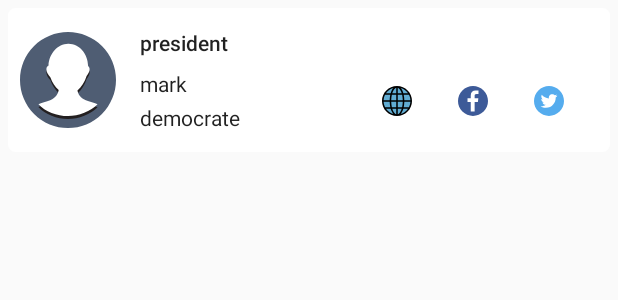
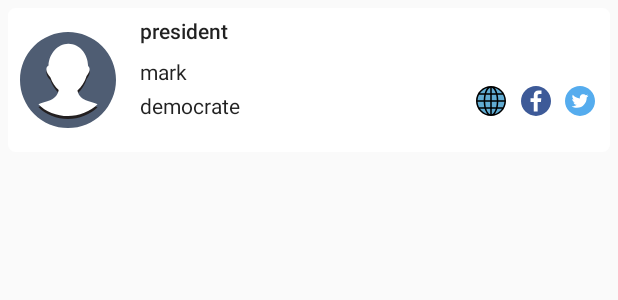
Before and after one commit to markhuang0521/CivicAPI, an Android app: the layout item_representative.xml on its own in the app's theme, with its tools: preview values and no code run, on a phone screen of 412 x 824 dp. Shown: the top 300 px of the screen. Run offline under Robolectric (Android 15) with nearby library versions, the phone set to English and light mode, and no system bars.

```diff
--- a/app/src/main/java/com/example/android/politicalpreparedness/database/ElectionDatabase.kt
+++ b/app/src/main/java/com/example/android/politicalpreparedness/database/ElectionDatabase.kt
@@ -7,9 +7,9 @@ import androidx.room.RoomDatabase
 import androidx.room.TypeConverters
 import com.example.android.politicalpreparedness.network.models.Election
 
-@Database(entities = [Election::class], version = 1, exportSchema = false)
+@Database(entities = [Election::class], version = 3, exportSchema = false)
 @TypeConverters(Converters::class)
-abstract class ElectionDatabase: RoomDatabase() {
+abstract class ElectionDatabase : RoomDatabase() {
 
     abstract val electionDao: ElectionDao
 
--- a/app/src/main/java/com/example/android/politicalpreparedness/election/ElectionsFragment.kt
+++ b/app/src/main/java/com/example/android/politicalpreparedness/election/ElectionsFragment.kt
@@ -14,11 +14,11 @@ import com.example.android.politicalpreparedness.databinding.FragmentElectionBin
 import com.example.android.politicalpreparedness.election.adapter.ElectionListAdapter
 import com.example.android.politicalpreparedness.election.adapter.ElectionListener
 import com.example.android.politicalpreparedness.utils.setDisplayHomeAsUpEnabled
+import com.example.android.politicalpreparedness.utils.setTitle
 import org.koin.androidx.viewmodel.ext.android.viewModel
 
 class ElectionsFragment : BaseFragment() {
 
-    //TODO: Declare ViewModel
     private lateinit var binding: FragmentElectionBinding
     override val _viewModel: ElectionsViewModel by viewModel()
     private lateinit var upcomingAdapter: ElectionListAdapter
@@ -32,6 +32,7 @@ class ElectionsFragment : BaseFragment() {
         binding = DataBindingUtil.inflate(inflater, R.layout.fragment_election, container, false)
         binding.viewModel = _viewModel
         setDisplayHomeAsUpEnabled(true)
+        setTitle("Future Elections")
 
         return binding.root
 
--- a/app/src/main/java/com/example/android/politicalpreparedness/election/ElectionsViewModel.kt
+++ b/app/src/main/java/com/example/android/politicalpreparedness/election/ElectionsViewModel.kt
@@ -24,6 +24,7 @@ class ElectionsViewModel(app: Application, private val repository: ElectionDataS
             repository.refreshElection()
 
         }
+
 
     }
 
--- a/app/src/main/java/com/example/android/politicalpreparedness/network/models/Election.kt
+++ b/app/src/main/java/com/example/android/politicalpreparedness/network/models/Election.kt
@@ -18,4 +18,8 @@ data class Election(
         @Embedded(prefix = "division_") @Json(name = "ocdDivisionId") val division: Division,
         var isSaved: Boolean = false
 
-) : Parcelable
+) : Parcelable {
+    fun asSaveElection(): SaveElection {
+        return SaveElection(id, name, electionDay, division, isSaved)
+    }
+}
--- a/app/src/main/java/com/example/android/politicalpreparedness/representative/RepresentativeFragment.kt
+++ b/app/src/main/java/com/example/android/politicalpreparedness/representative/RepresentativeFragment.kt
@@ -27,6 +27,7 @@ import com.example.android.politicalpreparedness.base.BaseFragment
 import com.example.android.politicalpreparedness.databinding.FragmentRepresentativeBinding
 import com.example.android.politicalpreparedness.network.models.Address
 import com.example.android.politicalpreparedness.representative.adapter.RepresentativeListAdapter
+import com.example.android.politicalpreparedness.utils.setDisplayHomeAsUpEnabled
 import com.example.android.politicalpreparedness.utils.setTitle
 import com.google.android.gms.common.api.ResolvableApiException
 import com.google.android.gms.location.*
@@ -56,10 +57,11 @@ class RepresentativeFragment : BaseFragment() {
                               container: ViewGroup?,
                               savedInstanceState: Bundle?): View? {
 
-        //TODO: Establish bindings
         binding = DataBindingUtil.inflate(inflater, R.layout.fragment_representative, container, false)
         binding.viewModel = _viewModel
         setTitle("Representative Search")
+        setDisplayHomeAsUpEnabled(true)
+
         return binding.root
 
     }
@@ -241,7 +243,7 @@ class RepresentativeFragment : BaseFragment() {
 
     override fun onResume() {
         super.onResume()
-        if (checkLocationPermissions() && isLocationServiceOn()) startLocationUpdates()
+//        if (checkLocationPermissions() && isLocationServiceOn()) startLocationUpdates()
     }
 
     @SuppressLint("MissingPermission")
--- a/app/src/main/java/com/example/android/politicalpreparedness/representative/RepresentativeViewModel.kt
+++ b/app/src/main/java/com/example/android/politicalpreparedness/representative/RepresentativeViewModel.kt
@@ -51,9 +51,5 @@ class RepresentativeViewModel(app: Application, private val repository: Election
     }
 
 
-    //TODO: Establish live data for representatives and address
-
-    //TODO: Create function to fetch representatives from API from a provided address
-
 
 }
--- a/app/src/main/res/layout/item_representative.xml
+++ b/app/src/main/res/layout/item_representative.xml
@@ -65,9 +65,10 @@
             <TextView
                 android:id="@+id/officialParty"
                 style="@style/TextAppearance.AppCompat.Body1"
-                android:layout_width="wrap_content"
+                android:layout_width="150dp"
                 android:layout_height="wrap_content"
                 android:layout_marginStart="16dp"
+                android:lines="2"
                 android:text="@{representative.official.party}"
                 app:layout_constraintBottom_toBottomOf="@+id/representativePhoto"
                 app:layout_constraintStart_toEndOf="@+id/representativePhoto"
```
Also changed, not shown: app/src/main/java/com/example/android/politicalpreparedness/network/models/SaveElection.kt (added, +24 -0 lines), 3 other files.
